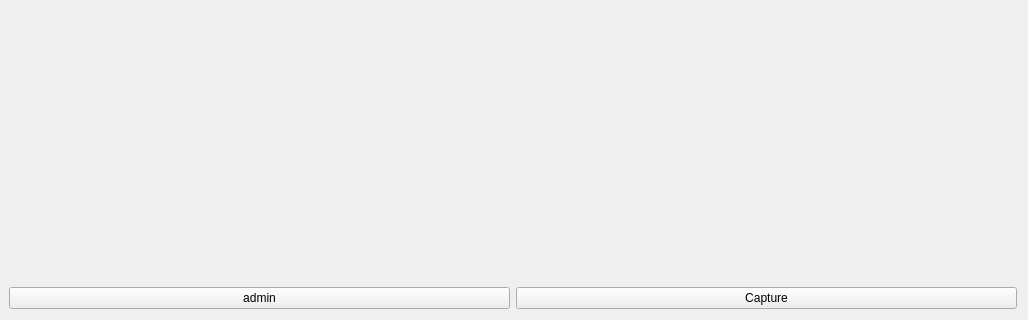
First picture: the form in mainwindow.ui, repository Kasumir/FR_sms, before the edit; both pictures show x 0 to 1028 and y 432 to 752 of the 1028 by 752 pixel window.
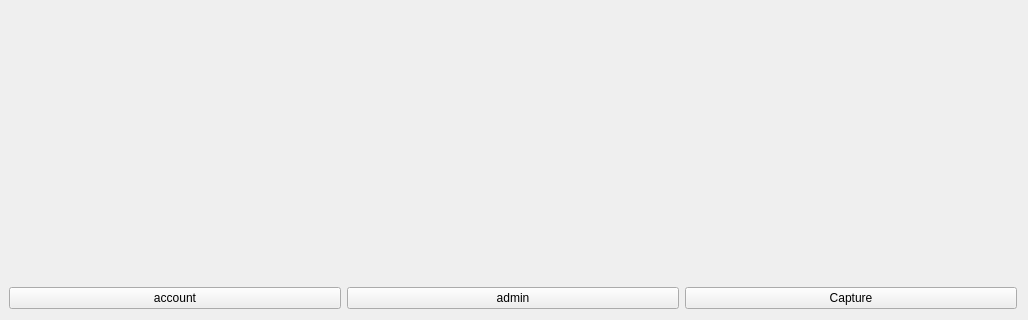
Second picture: the form after the edit.

Commit message: add account page

The edit to the form file:
```diff
--- a/mainwindow.ui
+++ b/mainwindow.ui
@@ -34,10 +34,17 @@
        </widget>
       </item>
       <item>
-       <layout class="QHBoxLayout" name="horizontalLayout_2" stretch="0,0">
+       <layout class="QHBoxLayout" name="horizontalLayout_2" stretch="0,0,0">
         <property name="spacing">
          <number>6</number>
         </property>
+        <item>
+         <widget class="QPushButton" name="account_btn">
+          <property name="text">
+           <string>account</string>
+          </property>
+         </widget>
+        </item>
         <item>
          <widget class="QPushButton" name="admin_btn">
           <property name="text">
```
The commit also changes 8 other files.
